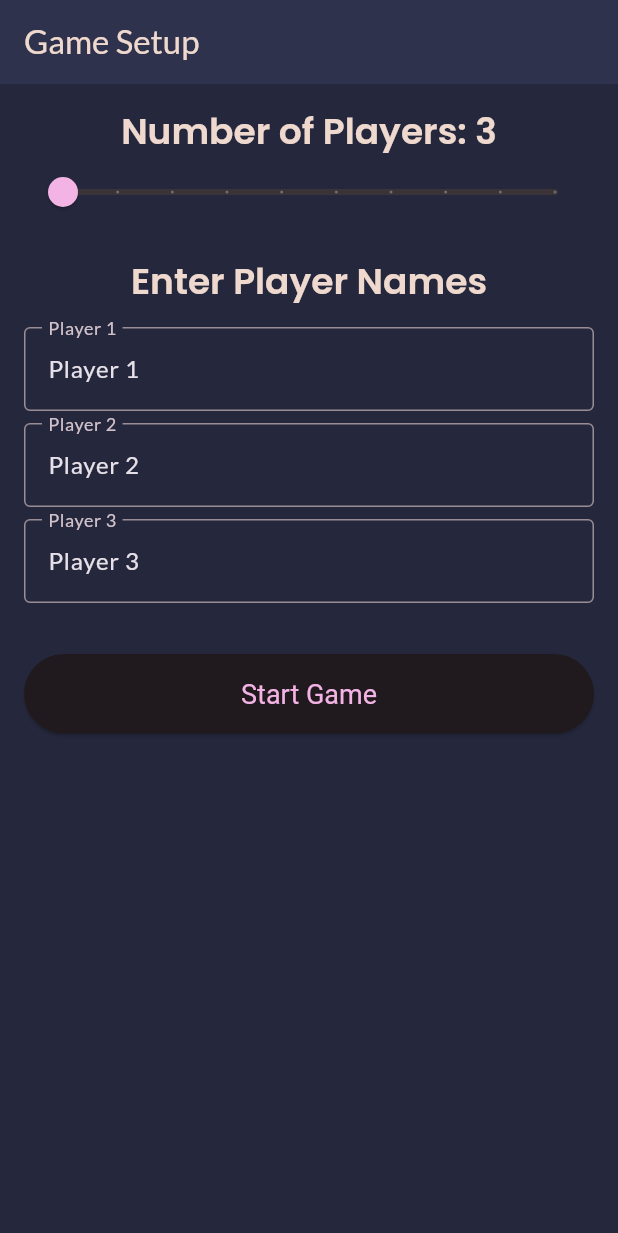
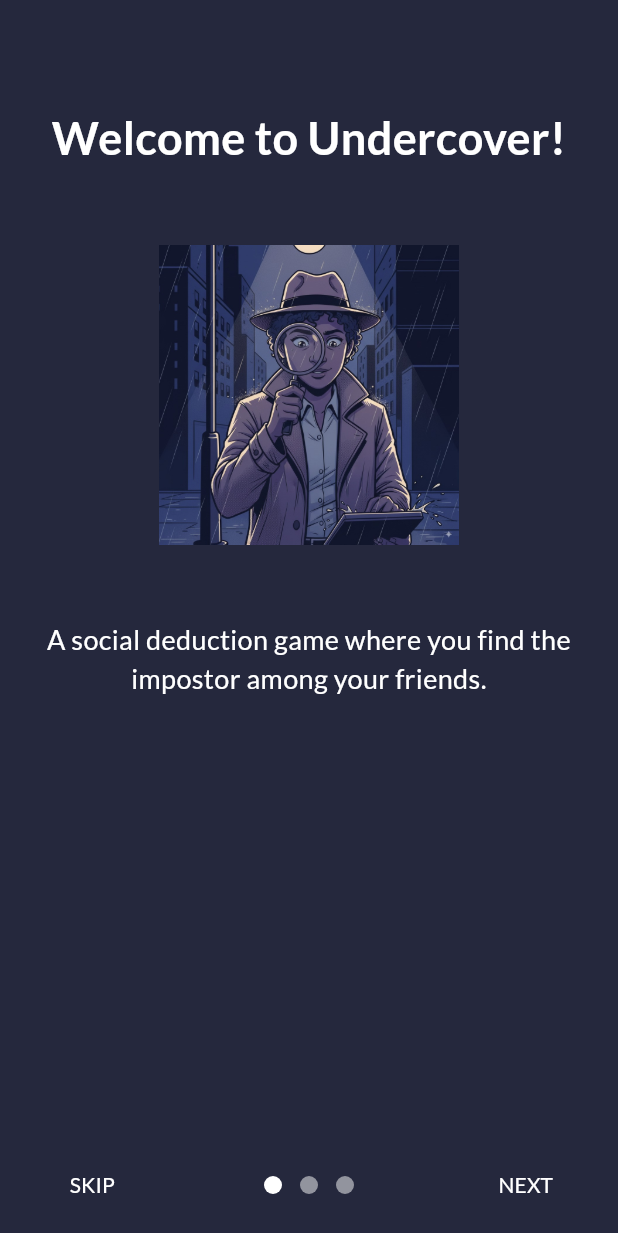
Before and after one commit to ibrahimkahramann/undercover_game, a Flutter app: the screen it shows after launch, on a phone screen of 412 x 824 dp. Shown: the top 1233 px of the screen. Run offline on Flutter 3.47's test engine with Material 3 defaults, Android fonts, the light colour scheme and no system bars; drawn by our look-alikes of intro_slider; our stand-ins replace animate_do, google_fonts, shared_preferences.

Commit message:
Add tutorial screen and integrate shared preferences for tutorial completion

```diff
--- a/lib/main.dart
+++ b/lib/main.dart
@@ -1,20 +1,28 @@
 import 'package:flutter/material.dart';
 import 'package:google_fonts/google_fonts.dart';
 import 'package:provider/provider.dart';
+import 'package:shared_preferences/shared_preferences.dart';
 import 'services/game_service.dart';
 import 'screens/player_setup_screen.dart';
+import 'screens/tutorial_screen.dart';
 
-void main() {
+Future<void> main() async {
+  WidgetsFlutterBinding.ensureInitialized();
+
+  final prefs = await SharedPreferences.getInstance();
+  final bool seenTutorial = prefs.getBool('seenTutorial') ?? false;
+
   runApp(
     ChangeNotifierProvider(
       create: (context) => GameService(),
-      child: const MyApp(),
+      child: MyApp(seenTutorial: seenTutorial),
     ),
   );
 }
 
 class MyApp extends StatelessWidget {
-  const MyApp({super.key});
+  final bool seenTutorial;
+  const MyApp({super.key, required this.seenTutorial});
 
   @override
   Widget build(BuildContext context) {
@@ -43,10 +51,10 @@ class MyApp extends StatelessWidget {
     );
 
     return MaterialApp(
-      title: 'Undercover Game',
+      title: 'Undercover',
       theme: theme,
       debugShowCheckedModeBanner: false,
-      home: const PlayerSetupScreen(),
+      home: seenTutorial ? const PlayerSetupScreen() : const TutorialScreen(),
     );
   }
 }
--- /dev/null
+++ b/lib/screens/tutorial_screen.dart
@@ -0,0 +1,52 @@
+import 'package:flutter/material.dart';
+import 'package:intro_slider/intro_slider.dart';
+import 'package:shared_preferences/shared_preferences.dart';
+import 'player_setup_screen.dart';
+
+class TutorialScreen extends StatelessWidget {
+  const TutorialScreen({super.key});
+
+  void onDoneOrSkip(BuildContext context) async {
+    final prefs = await SharedPreferences.getInstance();
+    await prefs.setBool('seenTutorial', true);
+    Navigator.pushReplacement(
+      context,
+      MaterialPageRoute(builder: (context) => const PlayerSetupScreen()),
+    );
+  }
+
+  @override
+  Widget build(BuildContext context) {
+    return IntroSlider(
+      listContentConfig: [
+        ContentConfig(
+          title: "Welcome to Undercover!",
+          description: "A social deduction game where you find the impostor among your friends.",
+          pathImage: "assets/images/citizen.png",
+          backgroundColor: const Color(0xFF25283D),
+        ),
+        ContentConfig(
+          title: "Roles & Secret Words",
+          description: "Most players are Citizens with the same word.\nOne is the Undercover with a similar, but different word.",
+          pathImage: "assets/images/undercover.png",
+          backgroundColor: const Color(0xFF8F3985),
+        ),
+        ContentConfig(
+          title: "Describe, Vote, Eliminate!",
+          description: "Describe your word without saying it.\nDiscuss with others and vote for who you think is the Undercover to win!",
+          pathImage: "assets/icon/icon.png",
+          backgroundColor: const Color(0xFFA675A1),
+        ),
+      ],
+      onDonePress: () => onDoneOrSkip(context),
+      onSkipPress: () => onDoneOrSkip(context),
+      indicatorConfig: const IndicatorConfig(
+        colorIndicator: Colors.white,
+        sizeIndicator: 12,
+      ),
+      nextButtonStyle: ButtonStyle(foregroundColor: MaterialStateProperty.all(Colors.white)),
+      skipButtonStyle: ButtonStyle(foregroundColor: MaterialStateProperty.all(Colors.white)),
+      doneButtonStyle: ButtonStyle(foregroundColor: MaterialStateProperty.all(Colors.white)),
+    );
+  }
+}
--- a/pubspec.yaml
+++ b/pubspec.yaml
@@ -33,6 +33,8 @@ dependencies:
   provider: ^6.1.2
   google_fonts: ^6.2.1
   animate_do: ^3.3.4
+  shared_preferences: ^2.2.3
+  intro_slider: ^4.2.0
 
   # The following adds the Cupertino Icons font to your application.
   # Use with the CupertinoIcons class for iOS style icons.
```
Also changed, not shown: pubspec.lock, 2 other files.
